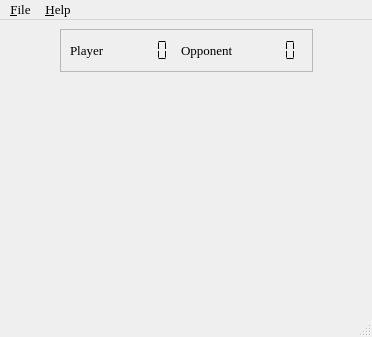
This is ui.d/maxit.ui in nurfalie/maxit as Qt 5 draws it before an edit. The edited form follows.
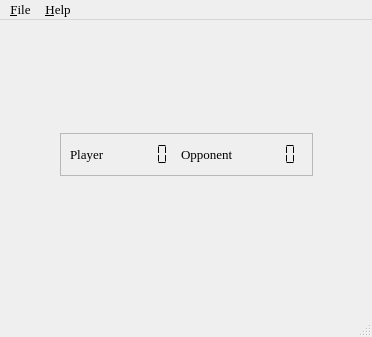
This is the edited form.

Patch:
```diff
--- a/ui.d/maxit.ui
+++ b/ui.d/maxit.ui
@@ -20,6 +20,19 @@
   </property>
   <widget class="QWidget" name="centralwidget" >
    <layout class="QVBoxLayout" >
+    <item>
+     <spacer>
+      <property name="orientation" >
+       <enum>Qt::Vertical</enum>
+      </property>
+      <property name="sizeHint" >
+       <size>
+        <width>20</width>
+        <height>40</height>
+       </size>
+      </property>
+     </spacer>
+    </item>
     <item>
      <layout class="QHBoxLayout" >
       <item>
@@ -180,6 +193,19 @@
       </item>
      </layout>
     </item>
+    <item>
+     <spacer>
+      <property name="orientation" >
+       <enum>Qt::Vertical</enum>
+      </property>
+      <property name="sizeHint" >
+       <size>
+        <width>20</width>
+        <height>40</height>
+       </size>
+      </property>
+     </spacer>
+    </item>
    </layout>
   </widget>
   <widget class="QMenuBar" name="menubar" >
```
